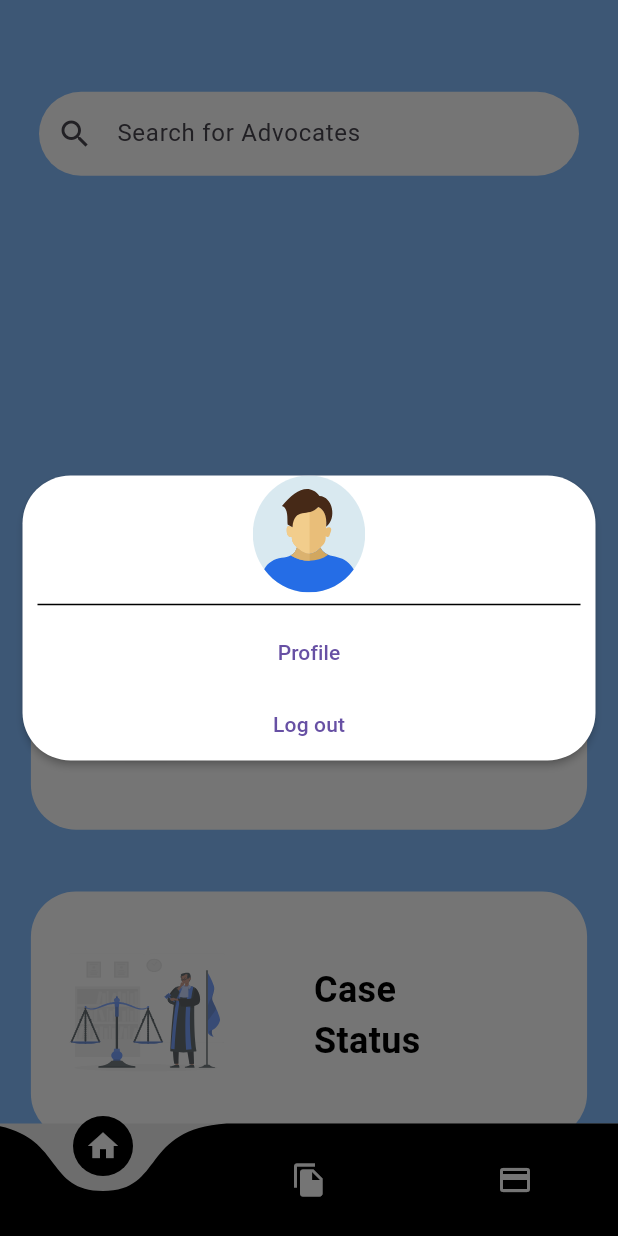
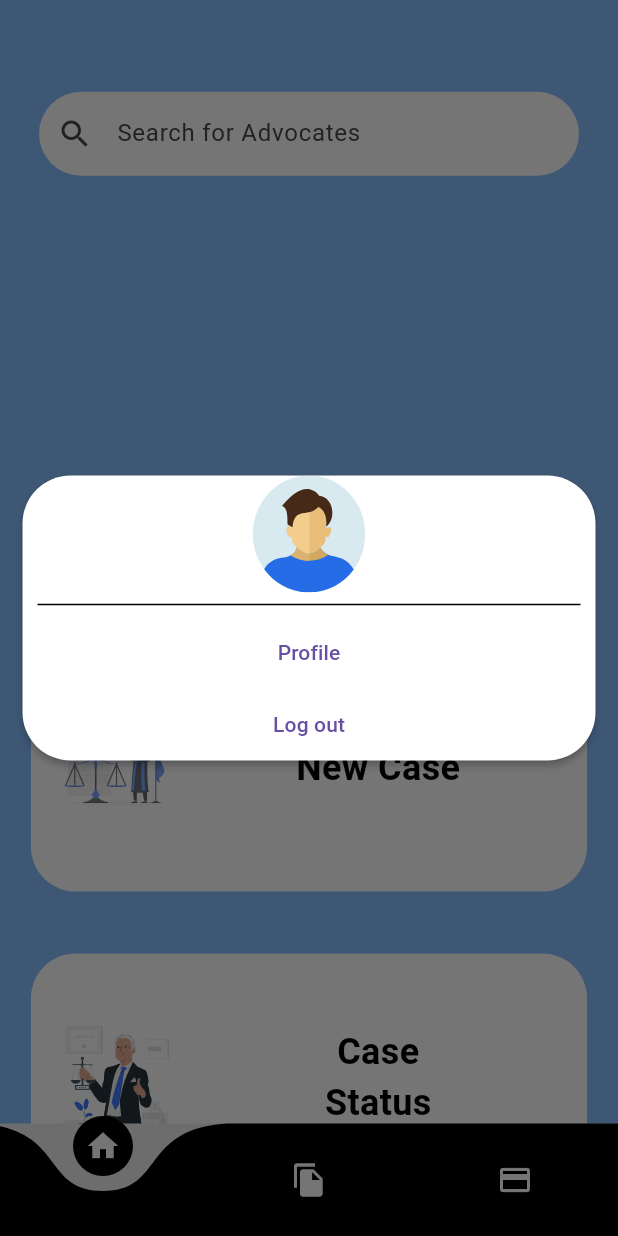
Before and after one commit to GuyWithXM5/veritas_hackndroid, a Flutter app: the cldashboard screen opened by its route, after a tap on an icon or button, on a phone screen of 412 x 824 dp. Run offline on Flutter 3.47's test engine with Material 3 defaults, Android fonts, the phone set to English and light mode, and no system bars; drawn by our look-alikes of curved_navigation_bar; our stand-ins replace cloud_firestore, file_picker, firebase_auth, firebase_core, firebase_storage, flutter_markdown and 2 more; missing offline and left inert: firebase_app_check; accounts and stored records are empty; project files that could hold a hidden picture were left out.

Commit message:
UI minor updates

```diff
--- a/lib/Widgets/Dabba.dart
+++ b/lib/Widgets/Dabba.dart
@@ -1,6 +1,5 @@
 import 'package:flutter/material.dart';
 import 'package:flutter_svg/flutter_svg.dart';
-import 'package:veritasapp/pages/client/registercase.dart';
 
 class DashboardBox extends StatelessWidget {
   final Color boxColor;
@@ -9,22 +8,24 @@
   final String text;
   final double height;
   final double textSize;
-  // final Widget nextPagePath;
+  final Widget? child; // ✅ Optional child
 
-  const DashboardBox({super.key,
+  const DashboardBox({
+    super.key,
     required this.boxColor,
     required this.imagePath,
     required this.textColor,
     required this.text,
     required this.height,
     required this.textSize,
-    // required this.nextPagePath,
+    this.child,
   });
 
   @override
   Widget build(BuildContext context) {
     final double varWidth = MediaQuery.of(context).size.width;
-    return  Center(
+
+    return Center(
       child: Container(
         height: height,
         width: varWidth * 0.9,
@@ -32,24 +33,29 @@
           color: boxColor,
           borderRadius: BorderRadius.circular(30),
         ),
-          padding: EdgeInsets.symmetric(horizontal: 15),
+        padding: EdgeInsets.symmetric(horizontal: 15, vertical: 15),
         child: Row(
+          crossAxisAlignment: CrossAxisAlignment.center,
           children: [
+            if (imagePath.isNotEmpty)
               SvgPicture.asset(
-                alignment: Alignment.centerRight,
                 imagePath,
-                width: varWidth * 0.3,
+                width: varWidth * 0.2,
+                height: height * 0.6,
               ),
             SizedBox(width: 10),
-              Padding(
-                padding: const EdgeInsets.only(left: 40),
-                child: Text(
+
+            // ✅ Ensures text or child doesn't break layout
+            Expanded(
+              child: child ??
+              Text(
                 text,
                 style: TextStyle(
                   fontSize: textSize,
                   fontWeight: FontWeight.bold,
                   color: textColor,
                 ),
+                textAlign: TextAlign.center,
               ),
             ),
           ],
--- a/lib/Widgets/bottomnavigation.dart
+++ b/lib/Widgets/bottomnavigation.dart
@@ -7,6 +7,7 @@
   final Color backgroundColor;
   final Color buttonColor;
   final List<IconData> icons;
+  final List<String> labels;
 
   const BottomNavigationDabba({
     super.key,
@@ -19,22 +20,18 @@
       Icons.file_present,
       Icons.payment,
     ],
+    this.labels = const ["Home", "My files", "Payments"],
   });
 
   @override
   Widget build(BuildContext context) {
-    return Positioned(
-      bottom: 0,
-      left: 0,
-      right: 0,
-      child: CurvedNavigationBar(
-        index: index,
-        backgroundColor: backgroundColor,
-        color: buttonColor,
-        animationDuration: Duration(milliseconds: 300),
-        onTap: onTap,
-        items: icons.map((icon) => Icon(icon, color: Colors.white)).toList(),
-      ),
+    return CurvedNavigationBar(
+      index: index,
+      backgroundColor: backgroundColor,
+      color: buttonColor,
+      animationDuration: const Duration(milliseconds: 300),
+      onTap: onTap,
+      items: icons.map((icon) => Icon(icon, color: Colors.white)).toList(),
     );
   }
 }
--- a/lib/Widgets/toplawyers.dart
+++ b/lib/Widgets/toplawyers.dart
@@ -1,9 +1,9 @@
 import 'package:cloud_firestore/cloud_firestore.dart';
 import 'package:flutter/material.dart';
 import 'dart:async';
-
-
+import 'package:flutter_rating_bar/flutter_rating_bar.dart'; // ⭐ Import Rating Bar Package
 import 'package:veritasapp/Widgets/Dabba.dart';
+import 'package:flutter_svg/flutter_svg.dart'; // Optional for SVG icons
 
 class AutoScrollDashboard extends StatefulWidget {
   @override
@@ -15,23 +15,33 @@
   final FirebaseFirestore _db = FirebaseFirestore.instance;
 
   int _currentPage = 0;
-  List<String> _lawyerNames = [];
+  List<Map<String, dynamic>> _lawyers = [];
   bool _isLoading = true;
+  Timer? _timer;
 
   @override
   void initState() {
     super.initState();
     _fetchLawyers();
-    _startAutoSwipe();
   }
 
   void _fetchLawyers() async {
     try {
       QuerySnapshot snapshot = await _db.collection('lawyer').get();
+
+      List<Map<String, dynamic>> lawyers = snapshot.docs.map((doc) {
+        return {
+          "name": doc["username"].toString(),
+          "stars": double.tryParse(doc["star"].toString()) ?? 0.0, // Convert stars to double
+        };
+      }).toList();
+
       setState(() {
-        _lawyerNames = snapshot.docs.map((doc) => doc['username'].toString()).toList();
+        _lawyers = lawyers;
         _isLoading = false;
       });
+
+      _startAutoSwipe();
     } catch (e) {
       print("Error fetching lawyers: $e");
       setState(() {
@@ -41,10 +51,11 @@
   }
 
   void _startAutoSwipe() {
-    Timer.periodic(Duration(seconds: 4), (timer) {
-      if (_pageController.hasClients && _lawyerNames.isNotEmpty) {
+    _timer?.cancel(); // Prevent multiple timers
+    _timer = Timer.periodic(Duration(seconds: 4), (timer) {
+      if (_pageController.hasClients && _lawyers.isNotEmpty) {
         _currentPage++;
-        if (_currentPage >= _lawyerNames.length) {
+        if (_currentPage >= _lawyers.length) {
           _currentPage = 0; // Reset to first page
         }
         _pageController.animateToPage(
@@ -59,6 +70,7 @@
   @override
   void dispose() {
     _pageController.dispose();
+    _timer?.cancel();
     super.dispose();
   }
 
@@ -68,13 +80,13 @@
     double varHeight = MediaQuery.of(context).size.height;
 
     return SizedBox(
-      height: varHeight * 0.2,
+      height: varHeight * 0.25,
       child: _isLoading
           ? Center(
               child: DashboardBox(
                 textSize: 12,
                 boxColor: Colors.black,
-                imagePath: "", // Use your image path here
+                imagePath: "",
                 textColor: Colors.white,
                 text: "Loading...",
                 height: varHeight * 0.3,
@@ -82,7 +94,7 @@
             )
           : PageView.builder(
               controller: _pageController,
-              itemCount: _lawyerNames.length,
+              itemCount: _lawyers.length,
               itemBuilder: (context, index) {
                 return Padding(
                   padding: EdgeInsets.symmetric(horizontal: varWidth * 0.025),
@@ -90,10 +102,46 @@
                     child: DashboardBox(
                       textSize: 15,
                       boxColor: Colors.black,
-                      imagePath: "", // Use your image path here
+                      imagePath: "",
                       textColor: Colors.white,
                       height: varHeight * 0.3,
-                      text: _lawyerNames[index], // Pass the lawyer name here
+                      text: _lawyers[index]["name"],
+                      child: Column(
+                        mainAxisAlignment: MainAxisAlignment.center,
+                        children: [
+                          Text(
+                            _lawyers[index]["name"],
+                            style: TextStyle(fontSize: 18, fontWeight: FontWeight.bold, color: Colors.white),
+                          ),
+                          SizedBox(height: 8),
+
+                          // ⭐ Rounded Star Rating
+                          RatingBarIndicator(
+                            rating: _lawyers[index]["stars"], // Display the star rating
+                            itemBuilder: (context, _) => Icon(
+                              Icons.star_rounded, // Rounded star icon
+                              color: Colors.amber,
+                            ),
+                            itemCount: 5,
+                            itemSize: 24.0,
+                            direction: Axis.horizontal,
+                          ),
+
+                          // Alternative: Use Custom SVG Rounded Stars (Uncomment to use)
+                          /*
+                          RatingBarIndicator(
+                            rating: _lawyers[index]["stars"],
+                            itemBuilder: (context, _) => SvgPicture.asset(
+                              "assets/rounded_star.svg", // Use a custom SVG star icon
+                              color: Colors.amber,
+                            ),
+                            itemCount: 5,
+                            itemSize: 24.0,
+                            direction: Axis.horizontal,
+                          ),
+                          */
+                        ],
+                      ),
                     ),
                   ),
                 );
--- a/lib/pages/client/clientdashboard.dart
+++ b/lib/pages/client/clientdashboard.dart
@@ -46,7 +46,7 @@
               child: DashboardBox(
                 textSize: 24,
                 boxColor: Colors.white,
-                imagePath: "assets/images/Judge-rafiki 1.svg",
+                imagePath: "assets/images/Lawyer-pana 1.svg",
                 textColor: Colors.black,
                 text: "Case\nStatus",
                 height: varHeight * 0.2,
@@ -60,14 +60,18 @@
               child: DashboardBox(
                 textSize: 24,
                 boxColor: Colors.white,
-                imagePath: "assets/images/Judge-rafiki 1.svg",
+                imagePath: "assets/images/Chat bot-pana 1.svg",
                 textColor: Colors.black,
                 text: "AI help",
                 height: varHeight * 0.2,
               ),
             ),
+            SizedBox(
+              height: varHeight * 0.05,
+            ),
           ],
         ),
+
       ),
       bottomNavigationBar: BottomNavigationDabba(
         index: 0,
--- a/pubspec.yaml
+++ b/pubspec.yaml
@@ -43,6 +43,8 @@
   file_picker: ^8.3.5
   firebase_storage: ^12.4.2
   firebase_app_check:
+  flutter_rating_bar:
+  flutter_markdown:
 
 dev_dependencies:
   flutter_test:
```
Also changed, not shown: lib/pages/chatscreen.dart (+63 -88 lines), lib/pages/client/casestatus.dart (+19 -6 lines), lib/pages/client/registercase.dart (+16 -10 lines), pubspec.lock, 4 other files. Lines whose indentation alone changed are shown as unchanged.
